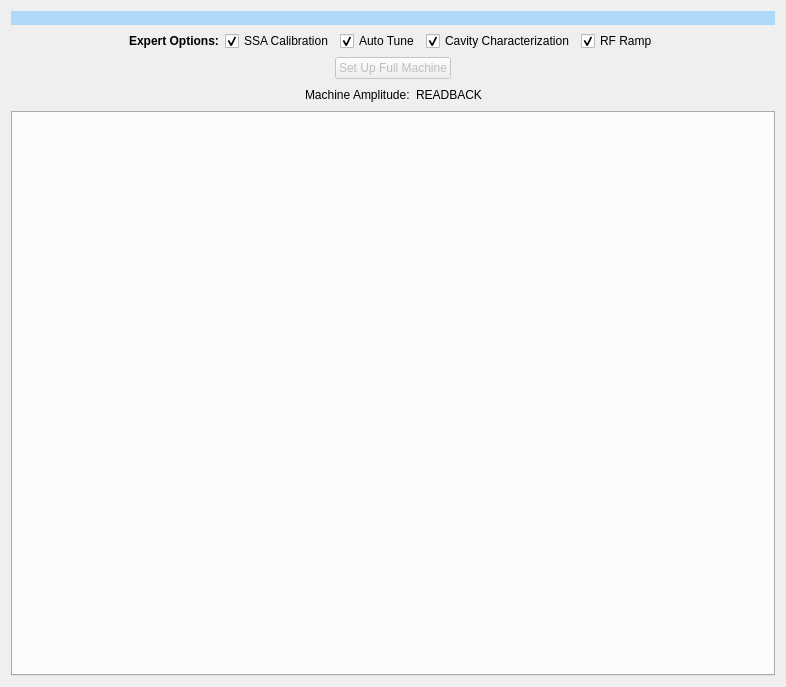
Before: the Qt Designer form setup.ui in slaclab/srf_auto_setup, drawn with Qt 5.
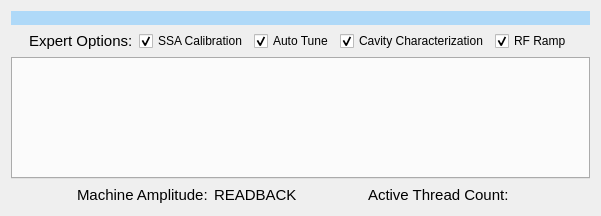
After: the same form once the commit is applied.

Commit message: condensing the design and adding an active thread count label

What changed in the file:
```diff
--- a/setup.ui
+++ b/setup.ui
@@ -6,13 +6,16 @@
    <rect>
     <x>0</x>
     <y>0</y>
-    <width>786</width>
-    <height>687</height>
+    <width>601</width>
+    <height>216</height>
    </rect>
   </property>
   <property name="windowTitle">
    <string>Auto Setup</string>
   </property>
+  <property name="styleSheet">
+   <string notr="true">font: 11pt &quot;.AppleSystemUIFont&quot;;</string>
+  </property>
   <layout class="QVBoxLayout" name="verticalLayout">
    <item>
     <widget class="QLabel" name="label_2">
@@ -43,8 +46,11 @@
       <widget class="QLabel" name="label_3">
        <property name="font">
         <font>
-         <weight>75</weight>
-         <bold>true</bold>
+         <family>.AppleSystemUIFont</family>
+         <pointsize>11</pointsize>
+         <weight>50</weight>
+         <italic>false</italic>
+         <bold>false</bold>
         </font>
        </property>
        <property name="text">
@@ -120,44 +126,7 @@
     </layout>
    </item>
    <item>
-    <layout class="QHBoxLayout" name="horizontalLayout_2">
-     <item>
-      <spacer name="horizontalSpacer">
-       <property name="orientation">
-        <enum>Qt::Horizontal</enum>
-       </property>
-       <property name="sizeHint" stdset="0">
-        <size>
-         <width>40</width>
-         <height>20</height>
-        </size>
-       </property>
-      </spacer>
-     </item>
-     <item>
-      <widget class="QPushButton" name="machineSetupButton">
-       <property name="enabled">
-        <bool>false</bool>
-       </property>
-       <property name="text">
-        <string>Set Up Full Machine</string>
-       </property>
-      </widget>
-     </item>
-     <item>
-      <spacer name="horizontalSpacer_2">
-       <property name="orientation">
-        <enum>Qt::Horizontal</enum>
-       </property>
-       <property name="sizeHint" stdset="0">
-        <size>
-         <width>40</width>
-         <height>20</height>
-        </size>
-       </property>
-      </spacer>
-     </item>
-    </layout>
+    <widget class="QTabWidget" name="tabWidget_linac"/>
    </item>
    <item>
     <layout class="QHBoxLayout" name="horizontalLayout_3">
@@ -176,6 +145,15 @@
      </item>
      <item>
       <widget class="QLabel" name="label">
+       <property name="font">
+        <font>
+         <family>.AppleSystemUIFont</family>
+         <pointsize>11</pointsize>
+         <weight>50</weight>
+         <italic>false</italic>
+         <bold>false</bold>
+        </font>
+       </property>
        <property name="text">
         <string>Machine Amplitude:</string>
        </property>
@@ -183,6 +161,15 @@
      </item>
      <item>
       <widget class="QLabel" name="machine_readback_label">
+       <property name="font">
+        <font>
+         <family>.AppleSystemUIFont</family>
+         <pointsize>11</pointsize>
+         <weight>50</weight>
+         <italic>false</italic>
+         <bold>false</bold>
+        </font>
+       </property>
        <property name="text">
         <string>READBACK</string>
        </property>
@@ -201,11 +188,53 @@
        </property>
       </spacer>
      </item>
+     <item>
+      <widget class="QLabel" name="label_4">
+       <property name="font">
+        <font>
+         <family>.AppleSystemUIFont</family>
+         <pointsize>11</pointsize>
+         <weight>50</weight>
+         <italic>false</italic>
+         <bold>false</bold>
+        </font>
+       </property>
+       <property name="text">
+        <string>Active Thread Count:</string>
+       </property>
+      </widget>
+     </item>
+     <item>
+      <widget class="QLabel" name="threadcount_label">
+       <property name="font">
+        <font>
+         <family>.AppleSystemUIFont</family>
+         <pointsize>11</pointsize>
+         <weight>50</weight>
+         <italic>false</italic>
+         <bold>false</bold>
+        </font>
+       </property>
+       <property name="text">
+        <string/>
+       </property>
+      </widget>
+     </item>
+     <item>
+      <spacer name="horizontalSpacer_4">
+       <property name="orientation">
+        <enum>Qt::Horizontal</enum>
+       </property>
+       <property name="sizeHint" stdset="0">
+        <size>
+         <width>40</width>
+         <height>20</height>
+        </size>
+       </property>
+      </spacer>
+     </item>
     </layout>
    </item>
-   <item>
-    <widget class="QTabWidget" name="tabWidget_linac"/>
-   </item>
   </layout>
  </widget>
  <resources/>
```
The commit also changes 2 other files.
